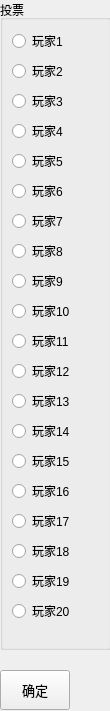
zhaokui001/R-B-Night, file RedandBlackNight/dialog.ui: the form before one commit.
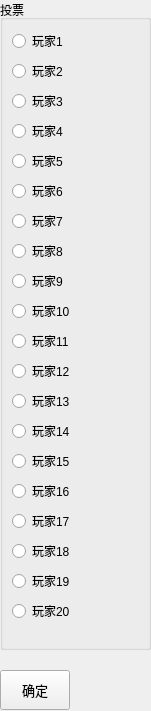
The form after the commit.

What changed in the file:
```diff
--- a/RedandBlackNight/dialog.ui
+++ b/RedandBlackNight/dialog.ui
@@ -6,7 +6,7 @@
    <rect>
     <x>0</x>
     <y>0</y>
-    <width>110</width>
+    <width>151</width>
     <height>711</height>
    </rect>
   </property>
@@ -18,7 +18,7 @@
     <rect>
      <x>0</x>
      <y>0</y>
-     <width>111</width>
+     <width>151</width>
      <height>650</height>
     </rect>
    </property>
```
